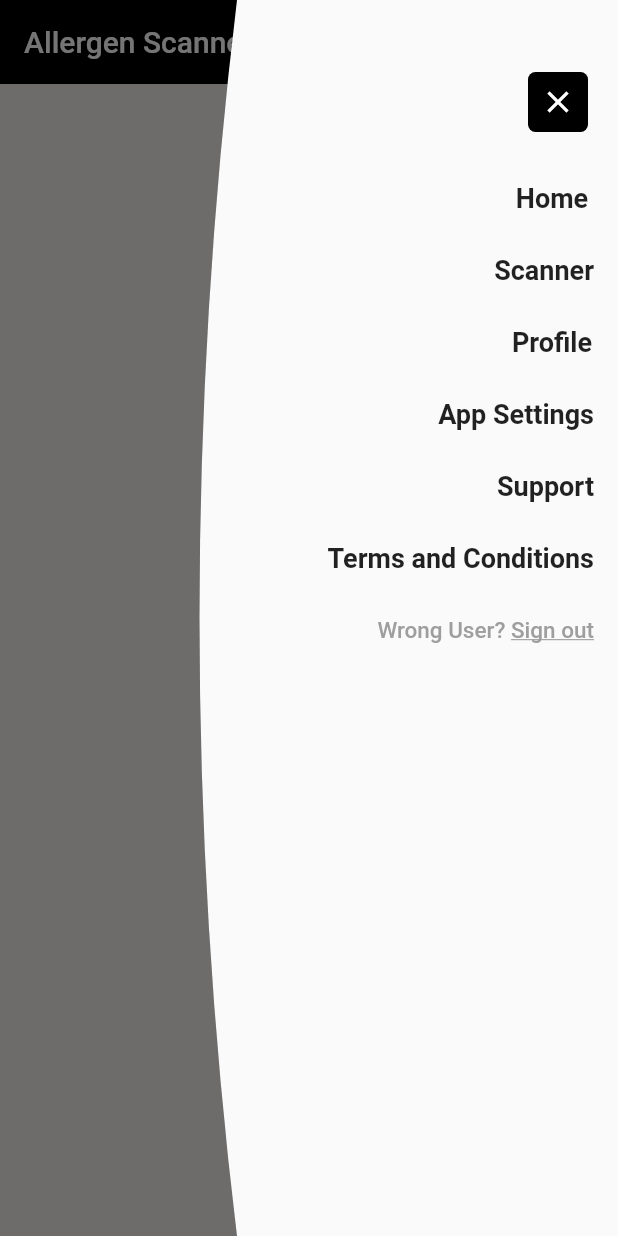
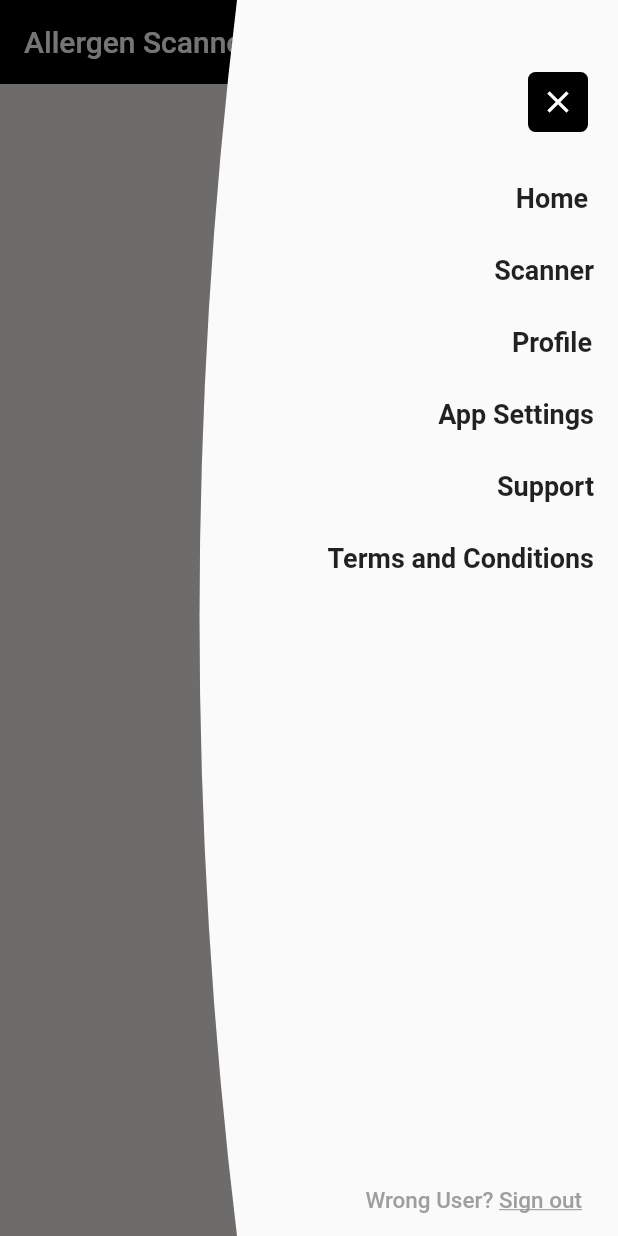
Before and after one commit to Gideon357/Juni-May-Hackathon, a Flutter app: the screen it shows once a user with an empty profile is signed in, with the side drawer open, on a phone screen of 412 x 824 dp. Run offline on Flutter 3.47's test engine with Material 2 defaults, Android fonts, the phone set to English and light mode, and no system bars; our stand-ins replace cloud_firestore, firebase_auth, flutter_spinkit, image_picker; missing offline and left inert: cloud_firestore_web, firebase_auth_web, firebase_core_web, firebase_ml_vision, google_sign_in_web; accounts and stored records are empty.

Commit message:
Finish custom drawer

```diff
--- a/lib/widgets/drawer_layout.dart
+++ b/lib/widgets/drawer_layout.dart
@@ -9,18 +9,26 @@ class DrawerLayout extends StatelessWidget {
 
   @override
   Widget build(BuildContext context) {
+    return OrientationBuilder(
+      builder: (context, orientation) {
         return ClipPath(
           clipper: _DrawerCliper(),
           child: Drawer(
+            child: SingleChildScrollView(
               child: Container(
+                height: (orientation == Orientation.portrait)
+                    ? MediaQuery.of(context).size.height
+                    : MediaQuery.of(context).size.width,
                 padding: EdgeInsets.only(top: 48.0),
-          child: SingleChildScrollView(
-            child: Expanded(
                 child: Column(
                   crossAxisAlignment: CrossAxisAlignment.end,
                   children: <Widget>[
                     Padding(
                       padding: const EdgeInsets.only(right: 20, bottom: 20),
+                      child: GestureDetector(
+                        onTap: () {
+                          Navigator.of(context).pop();
+                        },
                         child: Container(
                           height: 40,
                           width: 40,
@@ -31,6 +39,7 @@ class DrawerLayout extends StatelessWidget {
                           child: Icon(
                             Icons.close,
                             color: Colors.white,
+                          ),
                         ),
                       ),
                     ),
@@ -70,7 +79,10 @@ class DrawerLayout extends StatelessWidget {
                       text: 'Terms and Conditions',
                       onPressed: () {},
                     ),
-                  FlatButton(
+                    Spacer(),
+                    Padding(
+                      padding: const EdgeInsets.only(right: 8.0),
+                      child: FlatButton(
                         child: RichText(
                           text: TextSpan(children: [
                             TextSpan(
@@ -91,13 +103,15 @@ class DrawerLayout extends StatelessWidget {
                         onPressed: () {
                           auth.signOut();
                         },
+                      ),
                     )
                   ],
                 ),
               ),
             ),
           ),
-      ),
+        );
+      },
     );
   }
 }
```
Lines whose indentation alone changed are shown as unchanged.
